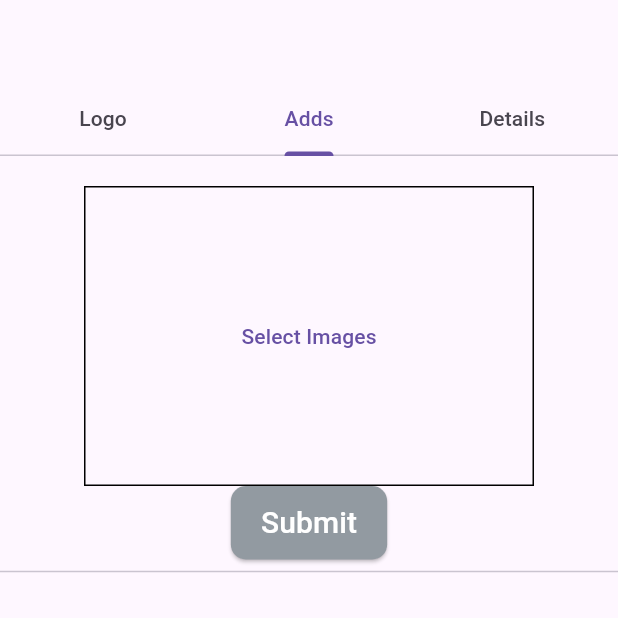
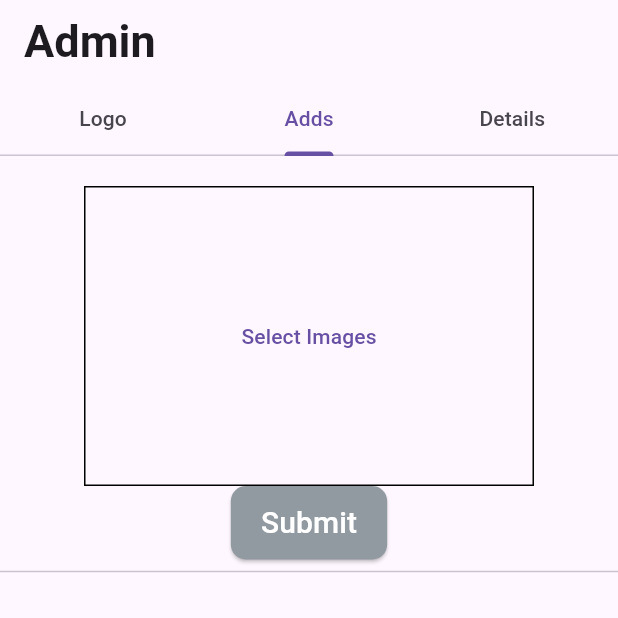
Before and after one commit to javaz-t/shoe_kart__admin, a Flutter app: the screen it shows after launch, tab 2 chosen, on a phone screen of 412 x 824 dp, the top half of it. Run offline on Flutter 3.47's test engine with Material 3 defaults, Android fonts, the phone set to English and light mode, and no system bars; our stand-ins replace cloud_firestore, firebase_core, firebase_storage, image_picker; missing offline and left inert: multiselect; accounts and stored records are empty.

```diff
--- a/lib/main.dart
+++ b/lib/main.dart
@@ -2,7 +2,7 @@ import 'package:admin_shoe_kart__/firebase_options.dart';
 import 'package:admin_shoe_kart__/provider/ads_provider.dart';
 import 'package:admin_shoe_kart__/provider/logo_image_provider.dart';
 import 'package:admin_shoe_kart__/provider/product_details_provider.dart';
-import 'package:admin_shoe_kart__/start_page.dart';
+import 'package:admin_shoe_kart__/pages/start_page.dart';
 import 'package:firebase_core/firebase_core.dart';
 import 'package:flutter/material.dart';
 import 'package:provider/provider.dart';
--- a/lib/ads.dart
+++ b/lib/pages/ads.dart
@@ -21,25 +21,23 @@ class Ads extends StatelessWidget {
             adsProvider.adsImageUrlGetted==false?
             Container(
               height: 200,width: 300,decoration: BoxDecoration(border:Border.all() ),
-              child: Center(child: TextButton(child: Text('Select Images'),onPressed: (){ adsProvider.adsImagePicker();},),),
+              child: Center(child: TextButton(child:const Text('Select Images'),onPressed: (){ adsProvider.adsImagePicker();},),),
             ): SizedBox(
               height: 200,width: 300,
               child: Image.network(adsProvider.adsUrl),),
              adsProvider.adsImageUrlGetted? MyButtom(text: 'Submit', onTab: (){adsProvider.uploadAdsData();})
-        :DisableButton(text: 'Submit'),
+        :const DisableButton(text: 'Submit'),
         const Divider(),
        ListView.builder(shrinkWrap: true,itemCount: adsList.length,itemBuilder: (context,index){
         AdsModel data = adsList[index];
-
-                          return SizedBox(height: 150,width: double.infinity,
+        return SizedBox(height: 150,width: double.infinity,
                           child:Row(
                             children: [
                               SizedBox(height: 150,width: 300,child: Image.network(data.adsUrl)),
                               IconButton(onPressed: (){
                                 adsRef.doc(data.adsId).delete();
                               }, icon: const Icon(Icons.delete,color: Colors.red,)),
-
-                            ],
+        ],
                           ) ,);
 
           }),
--- a/lib/start_page.dart
+++ b/lib/pages/start_page.dart
@@ -1,7 +1,7 @@
-import 'package:admin_shoe_kart__/ads.dart';
-import 'package:admin_shoe_kart__/details.dart';
+import 'package:admin_shoe_kart__/pages/ads.dart';
+import 'package:admin_shoe_kart__/pages/details.dart';
 import 'package:admin_shoe_kart__/functions/display_data.dart';
-import 'package:admin_shoe_kart__/logo.dart';
+import 'package:admin_shoe_kart__/pages/logo.dart';
 import 'package:flutter/material.dart';
 import 'package:flutter/widgets.dart';
 
@@ -25,7 +25,7 @@ class _StartPageState extends State<StartPage> {
     return DefaultTabController(
       length: 3,
       child: Scaffold(
-        appBar: AppBar(),
+        appBar: AppBar(title:const Text('Admin',style: TextStyle(fontSize: 30,fontWeight: FontWeight.bold),),),
         body:const  Column(
           children: [
             TabBar(tabs: [
```
Also changed, not shown: lib/pages/details.dart (renamed from lib/details.dart), lib/pages/logo.dart (renamed from lib/logo.dart).
